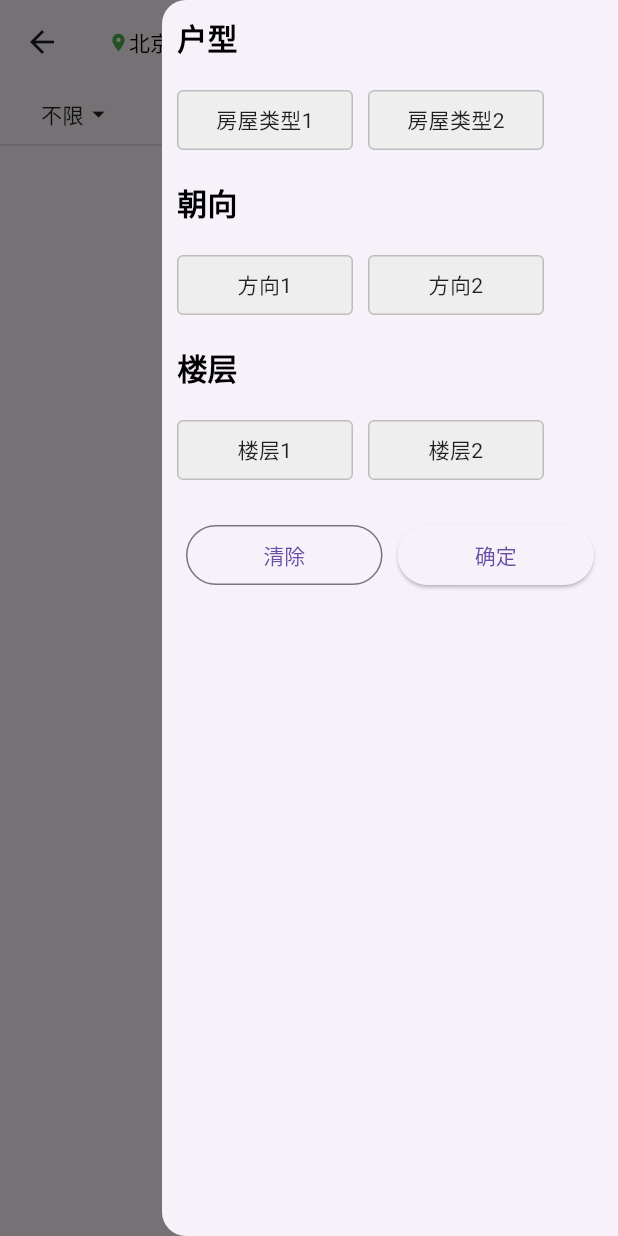
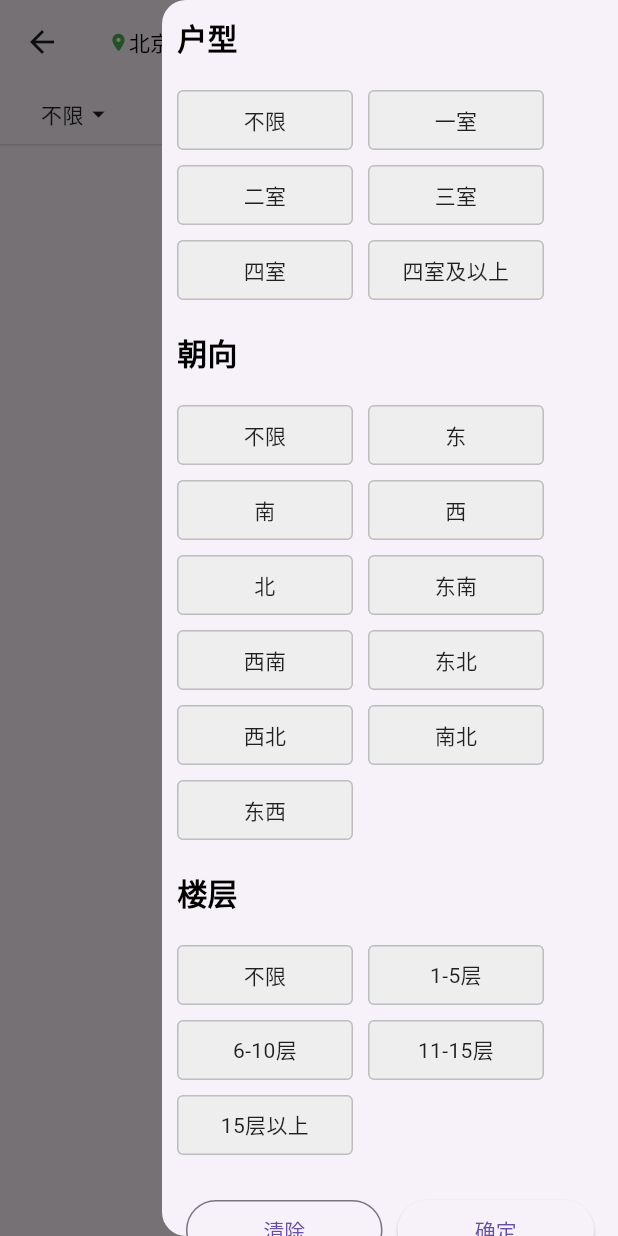
Before and after one commit to wstszx/hook_up_rent_migrated, a Flutter app: the TabSearch screen opened by its route, after a tap on "筛选", on a phone screen of 412 x 824 dp. Run offline on Flutter 3.47's test engine with Material 3 defaults, Android fonts, the phone set to English and light mode, and no system bars; our stand-ins replace cached_network_image, dio, fluro, flutter_swiper_null_safety, fluttertoast, geocoding and 4 more; accounts and stored records are empty; network calls fail; project files that could hold a hidden picture were left out.

Commit message:
更新功能

```diff
--- a/lib/pages/home/tab_search/filter_bar/data.dart
+++ b/lib/pages/home/tab_search/filter_bar/data.dart
@@ -1439,16 +1439,32 @@ List<GeneralType> rentTypeList = [
   GeneralType('合租', '合租'),
 ];
 List<GeneralType> roomTypeList = [
-  GeneralType('房屋类型1', '11'),
-  GeneralType('房屋类型2', '22'),
+  GeneralType('不限', 'room_type_any'),
+  GeneralType('一室', 'room_type_1'),
+  GeneralType('二室', 'room_type_2'),
+  GeneralType('三室', 'room_type_3'),
+  GeneralType('四室', 'room_type_4'),
+  GeneralType('四室及以上', 'room_type_4_plus'),
 ];
 List<GeneralType> orientedList = [
-  GeneralType('方向1', '99'),
-  GeneralType('方向2', 'cc'),
+  GeneralType('不限', 'orientation_any'),
+  GeneralType('东', 'orientation_east'),
+  GeneralType('南', 'orientation_south'),
+  GeneralType('西', 'orientation_west'),
+  GeneralType('北', 'orientation_north'),
+  GeneralType('东南', 'orientation_southeast'),
+  GeneralType('西南', 'orientation_southwest'),
+  GeneralType('东北', 'orientation_northeast'),
+  GeneralType('西北', 'orientation_northwest'),
+  GeneralType('南北', 'orientation_south_north'),
+  GeneralType('东西', 'orientation_east_west'),
 ];
 List<GeneralType> floorList = [
-  GeneralType('楼层1', 'aa'),
-  GeneralType('楼层2', 'bb'),
+  GeneralType('不限', 'floor_any'),
+  GeneralType('1-5层', 'floor_1-5'),
+  GeneralType('6-10层', 'floor_6-10'),
+  GeneralType('11-15层', 'floor_11-15'),
+  GeneralType('15层以上', 'floor_15_plus'),
 ];
 
 // 标签列表
--- a/lib/pages/home/tab_search/filter_bar/index.dart
+++ b/lib/pages/home/tab_search/filter_bar/index.dart
@@ -23,10 +23,9 @@ class _FilterBarState extends State<FilterBar> {
   // 本地数据列表，部分将由API数据替代或补充
   List<file_data.GeneralType> _priceListLocal = [];
   List<file_data.GeneralType> _rentTypeListLocal = [];
-  // 下面三个将从API获取
-  List<file_data.GeneralType> _roomTypeListFromApi = [];
-  List<file_data.GeneralType> _orientedListFromApi = [];
-  List<file_data.GeneralType> _floorListFromApi = [];
+  // 户型和朝向将使用本地静态数据
+  // List<file_data.GeneralType> _roomTypeListFromApi = []; // No longer needed
+  // List<file_data.GeneralType> _orientedListFromApi = []; // No longer needed
   List<file_data.GeneralType> _tagListLocal = [];
   // 城市和区域列表通常更动态，这里仅为示例，实际应从 CityModel 或 API 获取
   List<file_data.GeneralType> _cityListLocal = []; // 城市列表通常由API或特定模型管理
@@ -70,24 +69,19 @@ class _FilterBarState extends State<FilterBar> {
       if (res.statusCode == 200 && res.data != null) {
         Map<String, dynamic> data = res.data!;
 
-        // 处理户型
-        if (data['roomTypes'] is List) {
-          _roomTypeListFromApi = (data['roomTypes'] as List)
-              .map((item) => file_data.GeneralType(item.toString(), item.toString()))
-              .toList();
-        }
-        // 处理朝向
-        if (data['orientations'] is List) {
-          _orientedListFromApi = (data['orientations'] as List)
-              .map((item) => file_data.GeneralType(item.toString(), item.toString()))
-              .toList();
-        }
-        // 处理楼层
-        if (data['floors'] is List) {
-          _floorListFromApi = (data['floors'] as List)
-              .map((item) => file_data.GeneralType(item.toString(), item.toString()))
-              .toList();
-        }
+        // 户型和朝向数据将从本地 data.dart 获取，不再通过 API
+        // // 处理户型
+        // if (data['roomTypes'] is List) {
+        //   _roomTypeListFromApi = (data['roomTypes'] as List)
+        //       .map((item) => file_data.GeneralType(item.toString(), item.toString()))
+        //       .toList();
+        // }
+        // // 处理朝向
+        // if (data['orientations'] is List) {
+        //   _orientedListFromApi = (data['orientations'] as List)
+        //       .map((item) => file_data.GeneralType(item.toString(), item.toString()))
+        //       .toList();
+        // }
 
         // 处理方式 (rentTypes)
         if (data['rentTypes'] is List) {
@@ -118,9 +112,9 @@ class _FilterBarState extends State<FilterBar> {
       }
     } catch (e) {
       print('Error fetching filter options: $e');
-      _roomTypeListFromApi = file_data.roomTypeList;
-      _orientedListFromApi = file_data.orientedList;
-      _floorListFromApi = file_data.floorList;
+      // _roomTypeListFromApi = file_data.roomTypeList; // No longer needed
+      // _orientedListFromApi = file_data.orientedList; // No longer needed
+      // _floorListFromApi = file_data.floorList; // No longer needed, using static data
       _rentTypeListLocal = file_data.rentTypeList;
       _priceListLocal = file_data.priceList;
       if (mounted) {
@@ -277,10 +271,10 @@ class _FilterBarState extends State<FilterBar> {
     final filterModel = ScopedModelHelper.getModel<FilterBarModel>(context);
 
     Map<String, List<file_data.GeneralType>> dataForModel = {
-      // 使用从API获取的数据，如果获取失败则使用本地的（已在_fetchFilterOptions中处理）
-      'roomTypeList': _roomTypeListFromApi.isNotEmpty ? _roomTypeListFromApi : file_data.roomTypeList,
-      'orientedList': _orientedListFromApi.isNotEmpty ? _orientedListFromApi : file_data.orientedList,
-      'floorList': _floorListFromApi.isNotEmpty ? _floorListFromApi : file_data.floorList,
+      // 使用本地静态数据
+      'roomTypeList': file_data.roomTypeList, // Directly use static roomTypeList
+      'orientedList': file_data.orientedList, // Directly use static orientedList
+      'floorList': file_data.floorList, // Directly use static floorList
       'rentTypeList': _rentTypeListLocal, // 这些仍然使用本地或API更新后的本地变量
       'priceList': _priceListLocal,
       'tagList': _tagListLocal,
```
Also changed, not shown: lib/pages/room_add/index.dart (+30 -18 lines).
